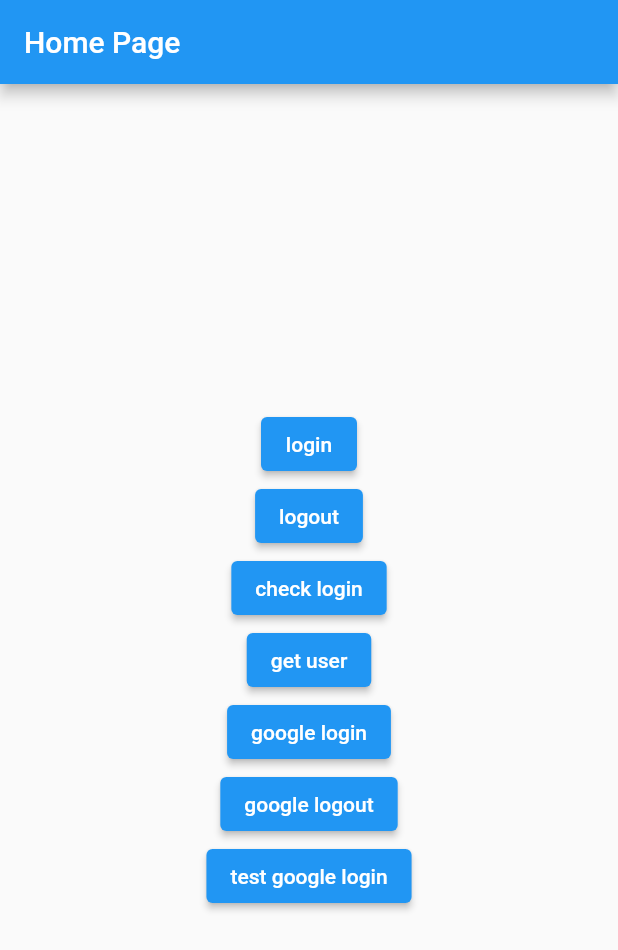
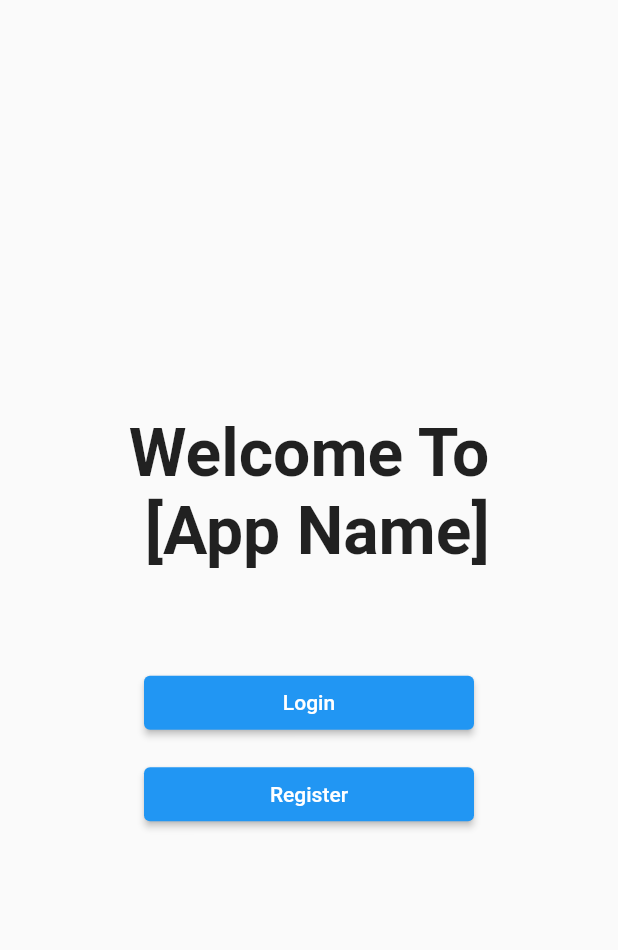
Before and after one commit to BantengSerem/skripsiii, a Flutter app: the screen it shows after launch, on a phone screen of 412 x 824 dp. Shown: the top 950 px of the screen. Run offline on Flutter 3.47's test engine with Material 2 defaults, Android fonts, the phone set to English and light mode, and no system bars; our stand-ins replace cloud_firestore, firebase_auth, firebase_core, firebase_storage, get, google_sign_in and 3 more; accounts and stored records are empty.

Commit message:
Add welcome page

```diff
--- /dev/null
+++ b/lib/constants/route.dart
@@ -0,0 +1 @@
+const loginRoute = '/login/';
--- a/lib/controller/loginController.dart
+++ b/lib/controller/loginController.dart
@@ -172,9 +172,13 @@ class LoginController extends GetxController {
   }
 
   Future<UserParent?> googleLogin() async {
+    try {
       _googleUser = await googleSignIn.signIn().onError((error, stackTrace) {
         print(error);
       });
+    } catch (e) {
+      return null;
+    }
 
     print('_googleUser : ${_googleUser != null}');
     final GoogleSignInAuthentication googleAuth =
--- a/lib/main.dart
+++ b/lib/main.dart
@@ -3,7 +3,9 @@ import 'package:flutter/material.dart';
 import 'package:flutter/services.dart';
 import 'package:get/get.dart';
 import 'package:skripsiii/binding/homeBinding.dart';
+import 'package:skripsiii/constants/route.dart';
 import 'package:skripsiii/view/homePage.dart';
+import 'package:skripsiii/view/welcomePage.dart';
 
 Future<void> main() async {
   WidgetsFlutterBinding.ensureInitialized();
@@ -30,10 +32,13 @@ class MyApp extends StatelessWidget {
       getPages: [
         GetPage(
           name: '/',
-          page: () => HomePage(),
+          page: () => WelcomePage(),
           // binding: HomeBinding(),
         ),
       ],
+      routes: {
+        loginRoute: (context) => HomePage(),
+      },
       initialBinding: HomeBinding(),
     );
   }
--- /dev/null
+++ b/lib/view/loginPage.dart
@@ -0,0 +1,11 @@
+import 'package:flutter/src/widgets/framework.dart';
+import 'package:flutter/src/widgets/placeholder.dart';
+
+class LoginPage extends StatelessWidget {
+  const LoginPage({super.key});
+
+  @override
+  Widget build(BuildContext context) {
+    return const Placeholder();
+  }
+}
--- /dev/null
+++ b/lib/view/welcomePage.dart
@@ -0,0 +1,55 @@
+import 'package:flutter/material.dart';
+import 'package:flutter/src/widgets/framework.dart';
+import 'package:flutter/src/widgets/placeholder.dart';
+import 'package:skripsiii/constants/route.dart';
+import 'package:skripsiii/widget/button';
+import 'package:skripsiii/widget/button36x220.dart';
+
+class WelcomePage extends StatelessWidget {
+  const WelcomePage({super.key});
+
+  @override
+  Widget build(BuildContext context) {
+    return Scaffold(
+      body: Center(
+        child: Column(
+          mainAxisAlignment: MainAxisAlignment.center,
+          children: [
+            const Text(
+              'Welcome To \n [App Name]',
+              style: TextStyle(
+                fontSize: 44,
+                fontWeight: FontWeight.bold,
+              ),
+              textAlign: TextAlign.center,
+            ),
+            const SizedBox(
+              height: 70,
+            ),
+            Button36x220(
+              text: 'Login',
+              func: () {
+                Navigator.of(context).pushNamedAndRemoveUntil(
+                  loginRoute,
+                  (route) => false,
+                );
+              },
+            ),
+            const SizedBox(
+              height: 25,
+            ),
+            Button36x220(
+              text: 'Register',
+              func: () {
+                Navigator.of(context).pushNamedAndRemoveUntil(
+                  loginRoute,
+                  (route) => false,
+                );
+              },
+            ),
+          ],
+        ),
+      ),
+    );
+  }
+}
--- /dev/null
+++ b/lib/widget/button36x220.dart
@@ -0,0 +1,23 @@
+import 'package:flutter/material.dart';
+import 'package:flutter/src/widgets/framework.dart';
+import 'package:flutter/src/widgets/placeholder.dart';
+
+class Button36x220 extends StatelessWidget {
+  String text;
+  Function() func;
+
+  Button36x220({Key? key, required this.text, required this.func})
+      : super(key: key);
+
+  @override
+  Widget build(BuildContext context) {
+    return Container(
+      height: 36,
+      width: 220,
+      child: ElevatedButton(
+        onPressed: func,
+        child: Text(text),
+      ),
+    );
+  }
+}
```
Lines whose indentation alone changed are shown as unchanged.
